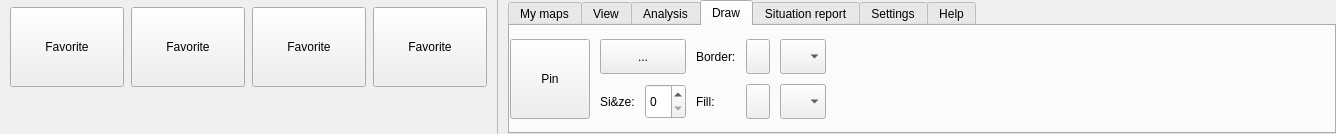
Above: src/ui/qgsribbontopwidget.ui from kadas-albireo/kadas-albireo before the change. Below: the same form after it.
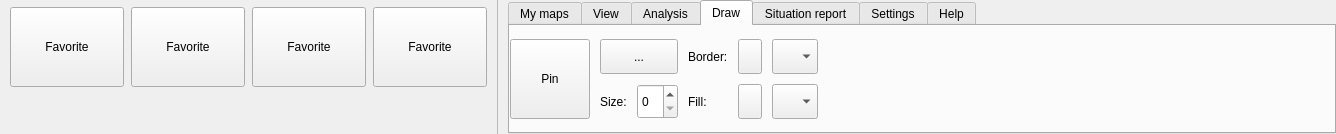
That is the form after the change. The open tabs and pages were chosen to show the change. Icons and pictures are not drawn. Custom widgets are drawn as their Qt base class.

Commit message: Remove bogous ampersand

Diff of the .ui file:
```diff
--- a/src/ui/qgsribbontopwidget.ui
+++ b/src/ui/qgsribbontopwidget.ui
@@ -1217,7 +1217,7 @@
             <item row="1" column="0">
              <widget class="QLabel" name="mLabelRedliningSize">
               <property name="text">
-               <string>Si&amp;ze:</string>
+               <string>Size:</string>
               </property>
              </widget>
             </item>
```
